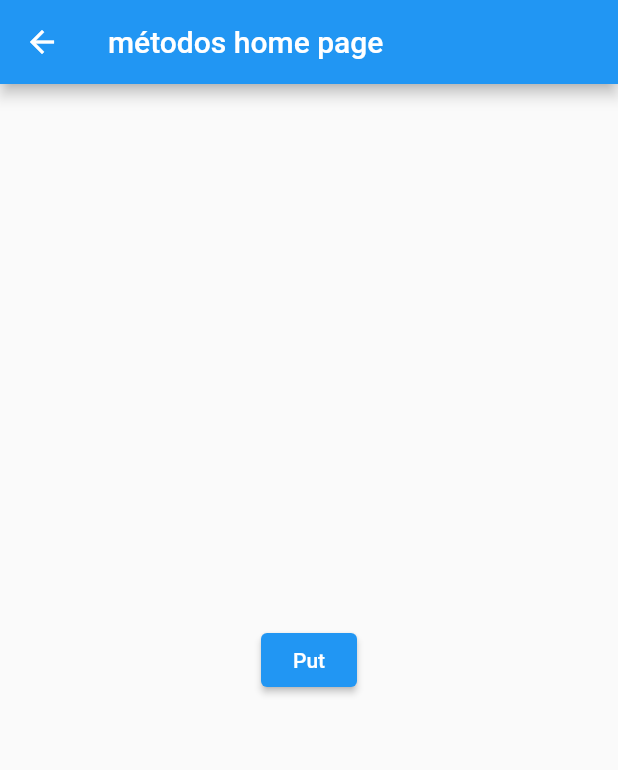
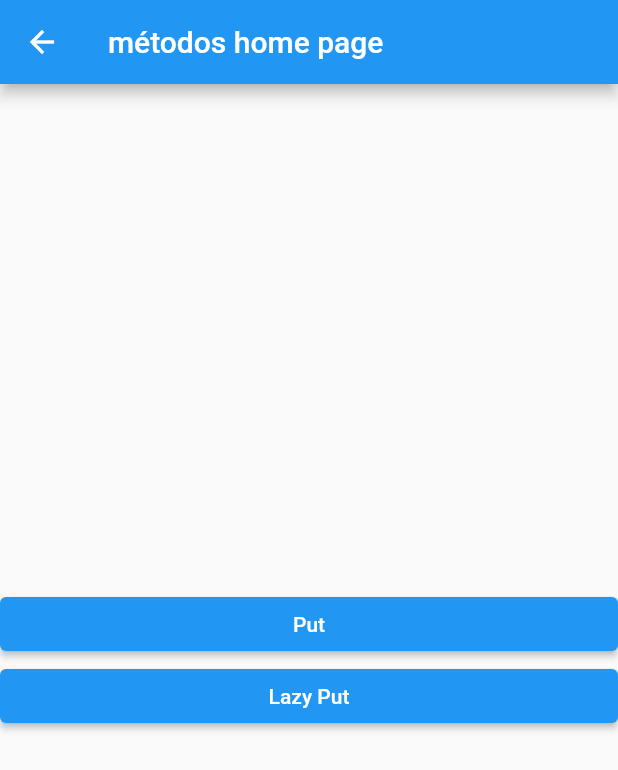
Before and after one commit to FilipeH14/get_dependencies, a Flutter app: the screen it shows after launch, after a tap on "Métodos", on a phone screen of 412 x 824 dp. Shown: the top 770 px of the screen. Run offline on Flutter 3.47's test engine with Material 2 defaults, Android fonts, the phone set to English and light mode, and no system bars; our stand-ins replace get.

Commit message:
configurações lazy put

```diff
--- a/lib/main.dart
+++ b/lib/main.dart
@@ -2,6 +2,7 @@ import 'package:flutter/material.dart';
 import 'package:get/get.dart';
 import 'package:get_depedencias/page/basico/basico_home_page.dart';
 import 'package:get_depedencias/page/home_page.dart';
+import 'package:get_depedencias/page/metodos/lazyPut/lazy_put_page.dart';
 import 'package:get_depedencias/page/metodos/metodos_home_page.dart';
 import 'package:get_depedencias/page/metodos/put/put_page.dart';
 
@@ -29,7 +30,14 @@ class MyApp extends StatelessWidget {
           name: '/metodos',
           page: () => const MetodosHomePage(),
           children: [
-            GetPage(name: '/put', page: () => const PutPage()),
+            GetPage(
+              name: '/put',
+              page: () => const PutPage(),
+            ),
+            GetPage(
+              name: '/lazy-put',
+              page: () => LazyPutPage(),
+            ),
           ],
         ),
       ],
--- a/lib/page/metodos/metodos_home_page.dart
+++ b/lib/page/metodos/metodos_home_page.dart
@@ -10,10 +10,15 @@ class MetodosHomePage extends StatelessWidget {
       body: Center(
         child: Column(
           mainAxisAlignment: MainAxisAlignment.center,
+          crossAxisAlignment: CrossAxisAlignment.stretch,
           children: [
             ElevatedButton(
               child: const Text('Put'),
               onPressed: () => Navigator.of(context).pushNamed('/metodos/put'),
+            ),
+            ElevatedButton(
+              child: const Text('Lazy Put'),
+              onPressed: () => Navigator.of(context).pushNamed('/metodos/lazy-put'),
             ),
           ],
         ),
```
Also changed, not shown: lib/page/metodos/lazyPut/lazy_put_controller.dart (added, +9 -0 lines), lib/page/metodos/lazyPut/lazy_put_fenix_controller.dart (added, +9 -0 lines), lib/page/metodos/lazyPut/lazy_put_page.dart (added, +64 -0 lines).
